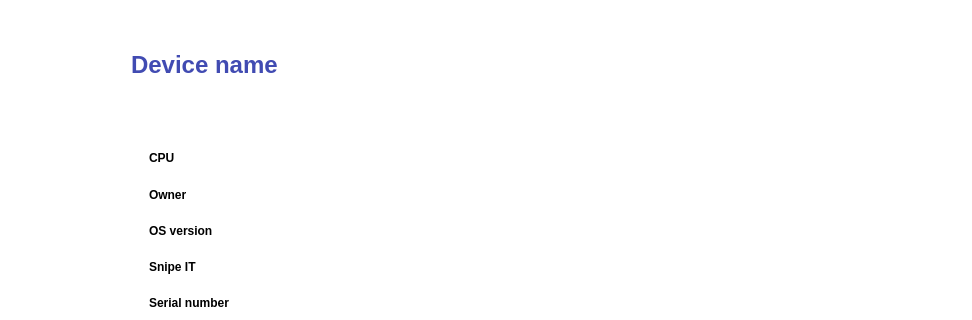
Before: the Qt Designer form layouts/device_info.ui in fedulovs/InventoryUI, drawn with Qt 5; both pictures show x 174 to 1146 and y 0 to 320 of the 1146 by 438 pixel window.
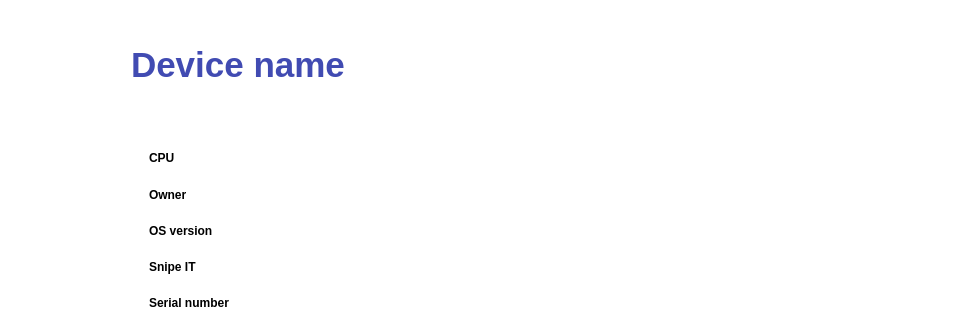
After: the same form once the commit is applied. Icons and pictures are not drawn.

Commit message: Change device info title size

Patch:
```diff
--- a/layouts/device_info.ui
+++ b/layouts/device_info.ui
@@ -209,7 +209,7 @@
           <widget class="QLabel" name="device_name">
            <property name="font">
             <font>
-             <pointsize>18</pointsize>
+             <pointsize>26</pointsize>
              <bold>true</bold>
             </font>
            </property>
```
